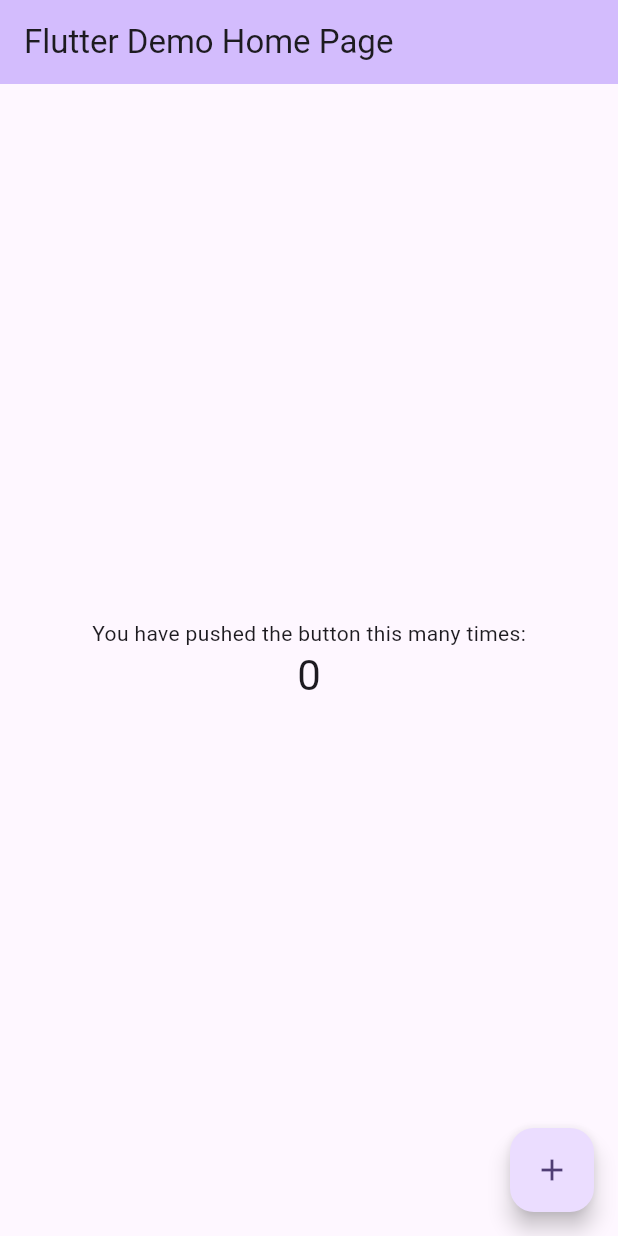
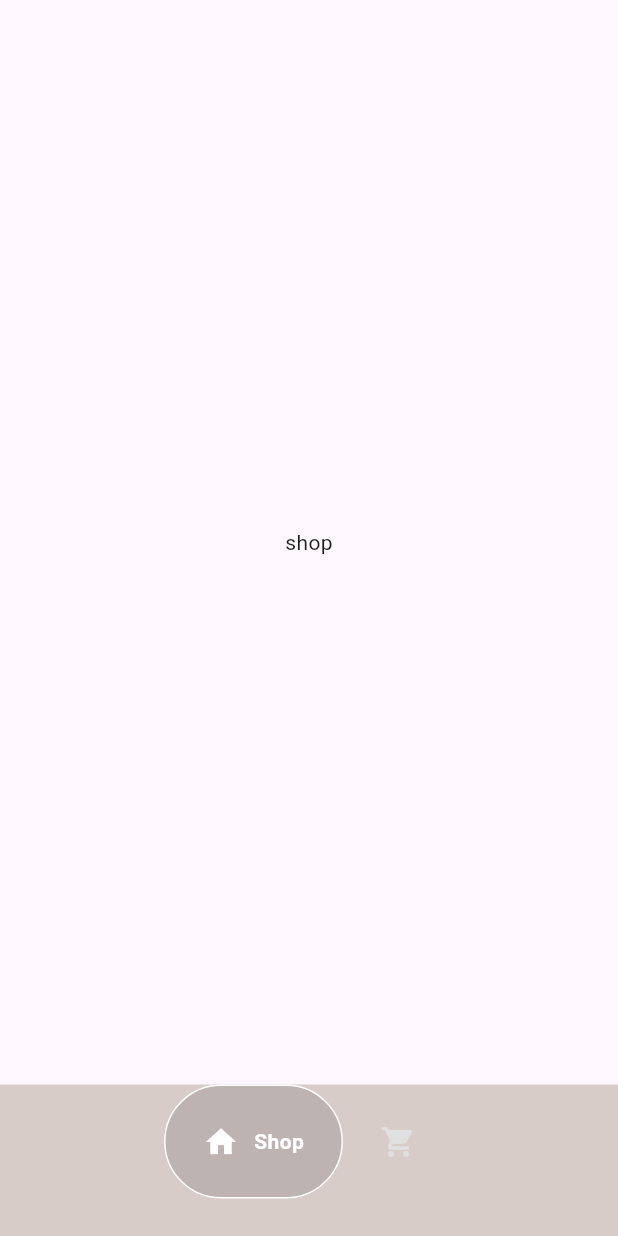
Before and after one commit to shahzeb2002/coffee_shop_ui, a Flutter app: the screen it shows after launch, on a phone screen of 412 x 824 dp. Run offline on Flutter 3.47's test engine with Material 3 defaults, Android fonts, the phone set to English and light mode, and no system bars; drawn by our look-alikes of google_nav_bar.

Commit message:
project setup and bottom nav bar

```diff
--- /dev/null
+++ b/lib/components/bottom_nav_bar.dart
@@ -0,0 +1,28 @@
+import 'package:flutter/material.dart';
+import 'package:google_nav_bar/google_nav_bar.dart';
+
+class MyBottomBar extends StatelessWidget {
+  void Function(int)? onTabChange;
+
+   MyBottomBar({super.key,required this.onTabChange});
+
+  @override
+  Widget build(BuildContext context) {
+    return Padding(
+      padding: EdgeInsets.only(bottom: 25),
+      child: GNav(
+        onTabChange: (value) => onTabChange!(value),
+
+        mainAxisAlignment: MainAxisAlignment.center,
+          gap: 10,
+          tabBackgroundColor: Colors.black12,
+          activeColor: Colors.white,
+          color: Colors.grey.shade300,
+          tabActiveBorder: Border.all(color: Colors.white),
+          tabs: [
+        GButton(icon: Icons.home,text: 'Shop',),
+        GButton(icon: Icons.shopping_cart,text: 'Cart',)
+      ]),
+    );
+  }
+}
--- a/lib/main.dart
+++ b/lib/main.dart
@@ -1,3 +1,4 @@
+import 'package:coffee/pages/HomePage.dart';
 import 'package:flutter/material.dart';
 
 void main() {
@@ -11,112 +12,8 @@ class MyApp extends StatelessWidget {
   @override
   Widget build(BuildContext context) {
     return MaterialApp(
-      title: 'Flutter Demo',
-      theme: ThemeData(
-        // This is the theme of your application.
-        //
-        // TRY THIS: Try running your application with "flutter run". You'll see
-        // the application has a purple toolbar. Then, without quitting the app,
-        // try changing the seedColor in the colorScheme below to Colors.green
-        // and then invoke "hot reload" (save your changes or press the "hot
-        // reload" button in a Flutter-supported IDE, or press "r" if you used
-        // the command line to start the app).
-        //
-        // Notice that the counter didn't reset back to zero; the application
-        // state is not lost during the reload. To reset the state, use hot
-        // restart instead.
-        //
-        // This works for code too, not just values: Most code changes can be
-        // tested with just a hot reload.
-        colorScheme: ColorScheme.fromSeed(seedColor: Colors.deepPurple),
-      ),
-      home: const MyHomePage(title: 'Flutter Demo Home Page'),
+      debugShowCheckedModeBanner: false,
+      home: const Homepage(),
     );
   }
 }
-
-class MyHomePage extends StatefulWidget {
-  const MyHomePage({super.key, required this.title});
-
-  // This widget is the home page of your application. It is stateful, meaning
-  // that it has a State object (defined below) that contains fields that affect
-  // how it looks.
-
-  // This class is the configuration for the state. It holds the values (in this
-  // case the title) provided by the parent (in this case the App widget) and
-  // used by the build method of the State. Fields in a Widget subclass are
-  // always marked "final".
-
-  final String title;
-
-  @override
-  State<MyHomePage> createState() => _MyHomePageState();
-}
-
-class _MyHomePageState extends State<MyHomePage> {
-  int _counter = 0;
-
-  void _incrementCounter() {
-    setState(() {
-      // This call to setState tells the Flutter framework that something has
-      // changed in this State, which causes it to rerun the build method below
-      // so that the display can reflect the updated values. If we changed
-      // _counter without calling setState(), then the build method would not be
-      // called again, and so nothing would appear to happen.
-      _counter++;
-    });
-  }
-
-  @override
-  Widget build(BuildContext context) {
-    // This method is rerun every time setState is called, for instance as done
-    // by the _incrementCounter method above.
-    //
-    // The Flutter framework has been optimized to make rerunning build methods
-    // fast, so that you can just rebuild anything that needs updating rather
-    // than having to individually change instances of widgets.
-    return Scaffold(
-      appBar: AppBar(
-        // TRY THIS: Try changing the color here to a specific color (to
-        // Colors.amber, perhaps?) and trigger a hot reload to see the AppBar
-        // change color while the other colors stay the same.
-        backgroundColor: Theme.of(context).colorScheme.inversePrimary,
-        // Here we take the value from the MyHomePage object that was created by
-        // the App.build method, and use it to set our appbar title.
-        title: Text(widget.title),
-      ),
-      body: Center(
-        // Center is a layout widget. It takes a single child and positions it
-        // in the middle of the parent.
-        child: Column(
-          // Column is also a layout widget. It takes a list of children and
-          // arranges them vertically. By default, it sizes itself to fit its
-          // children horizontally, and tries to be as tall as its parent.
-          //
-          // Column has various properties to control how it sizes itself and
-          // how it positions its children. Here we use mainAxisAlignment to
-          // center the children vertically; the main axis here is the vertical
-          // axis because Columns are vertical (the cross axis would be
-          // horizontal).
-          //
-          // TRY THIS: Invoke "debug painting" (choose the "Toggle Debug Paint"
-          // action in the IDE, or press "p" in the console), to see the
-          // wireframe for each widget.
-          mainAxisAlignment: MainAxisAlignment.center,
-          children: <Widget>[
-            const Text('You have pushed the button this many times:'),
-            Text(
-              '$_counter',
-              style: Theme.of(context).textTheme.headlineMedium,
-            ),
-          ],
-        ),
-      ),
-      floatingActionButton: FloatingActionButton(
-        onPressed: _incrementCounter,
-        tooltip: 'Increment',
-        child: const Icon(Icons.add),
-      ), // This trailing comma makes auto-formatting nicer for build methods.
-    );
-  }
-}
--- /dev/null
+++ b/lib/pages/HomePage.dart
@@ -0,0 +1,40 @@
+import 'package:coffee/components/bottom_nav_bar.dart';
+import 'package:coffee/pages/ShopPage.dart';
+import 'package:coffee/pages/cart_page.dart';
+import 'package:flutter/material.dart';
+
+class Homepage extends StatefulWidget {
+  const Homepage({super.key});
+
+  @override
+  State<Homepage> createState() => _HomepageState();
+}
+
+class _HomepageState extends State<Homepage> {
+  //bottom nav bar
+  int _selectedIndex=0;
+  void navigateBottomBar(int newIndex){
+    setState(() {
+      _selectedIndex=newIndex;
+    });
+  }
+  //pages
+  final List<Widget> _pages=[
+    ShopPage(),
+    CartPage()
+  ];
+
+  @override
+  Widget build(BuildContext context) {
+    return Scaffold(
+      backgroundColor: Colors.brown.shade100 ,
+
+
+
+      bottomNavigationBar: MyBottomBar(
+        onTabChange: (index) => navigateBottomBar(index),
+      ),
+      body: _pages[_selectedIndex],
+    );
+  }
+}
--- /dev/null
+++ b/lib/pages/ShopPage.dart
@@ -0,0 +1,17 @@
+import 'package:flutter/material.dart';
+
+class ShopPage extends StatefulWidget {
+  const ShopPage({super.key});
+
+  @override
+  State<ShopPage> createState() => _ShopPageState();
+}
+
+class _ShopPageState extends State<ShopPage> {
+  @override
+  Widget build(BuildContext context) {
+    return Scaffold(
+      body: Center(child: Text('shop')),
+    );
+  }
+}
--- /dev/null
+++ b/lib/pages/cart_page.dart
@@ -0,0 +1,17 @@
+import 'package:flutter/material.dart';
+
+class CartPage extends StatefulWidget {
+  const CartPage({super.key});
+
+  @override
+  State<CartPage> createState() => _CartPageState();
+}
+
+class _CartPageState extends State<CartPage> {
+  @override
+  Widget build(BuildContext context) {
+    return Scaffold(
+      body: Center(child: Text('cart')),
+    );
+  }
+}
--- a/pubspec.yaml
+++ b/pubspec.yaml
@@ -34,6 +34,7 @@ dependencies:
   # The following adds the Cupertino Icons font to your application.
   # Use with the CupertinoIcons class for iOS style icons.
   cupertino_icons: ^1.0.8
+  google_nav_bar:
 
 dev_dependencies:
   flutter_test:
@@ -58,8 +59,8 @@ flutter:
   uses-material-design: true
 
   # To add assets to your application, add an assets section, like this:
-  # assets:
-  #   - images/a_dot_burr.jpeg
+  assets:
+    - lib/images/
   #   - images/a_dot_ham.jpeg
 
   # An image asset can refer to one or more resolution-specific "variants", see
```
Also changed, not shown: lib/images/milktea.png (added), pubspec.lock.
